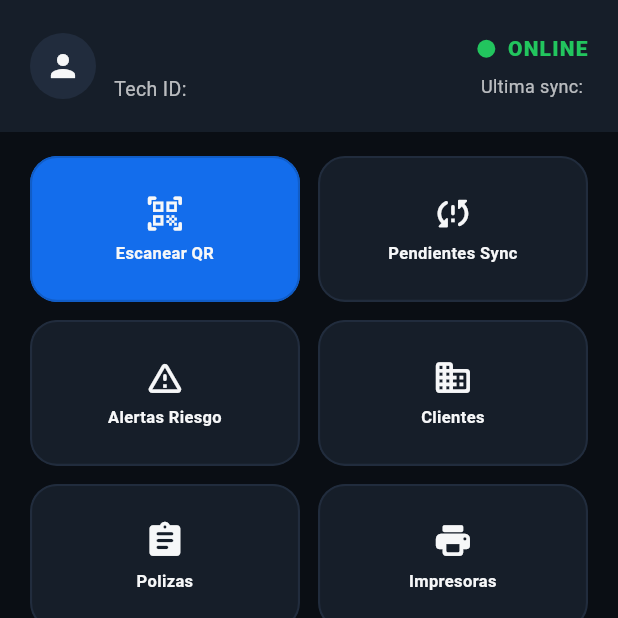
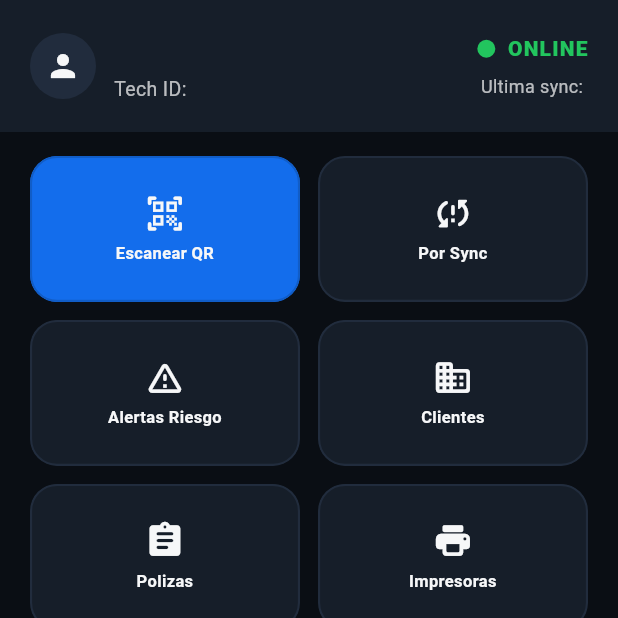
Before and after one commit to Vicpip/appServicios-TT, a Flutter app: the MainDashboardScreen screen opened by its route, on a phone screen of 412 x 824 dp, the top half of it. Run offline on Flutter 3.47's test engine with Material 3 defaults, Android fonts, the phone set to English and light mode, and no system bars; our stand-ins replace drift, drift_flutter, fl_chart, flutter_riverpod, flutter_secure_storage, go_router and 7 more; missing offline and left inert: mobile_scanner; accounts and stored records are empty; statements that could not run were skipped.

Commit message:
fix(ui): acortar etiqueta del tile de pendientes de sincronización
Cambia 'Pendientes Sync' a 'Por Sync' para que el label
encaje sin overflow en pantallas pequeñas.

Co-Authored-By: Claude Sonnet 4.6 <noreply@anthropic.com>

```diff
--- a/lib/features/dashboard/presentation/main_dashboard_screen.dart
+++ b/lib/features/dashboard/presentation/main_dashboard_screen.dart
@@ -149,7 +149,7 @@ class MainDashboardScreen extends ConsumerWidget {
                         onTap: () => context.pushNamed(AppRoutes.qrScanner),
                       ),
                       DashboardButton(
-                        title: 'Pendientes Sync',
+                        title: 'Por Sync',
                         icon: Icons.sync_problem_rounded,
                         onTap: () => context.pushNamed(AppRoutes.sync),
                       ),
```
